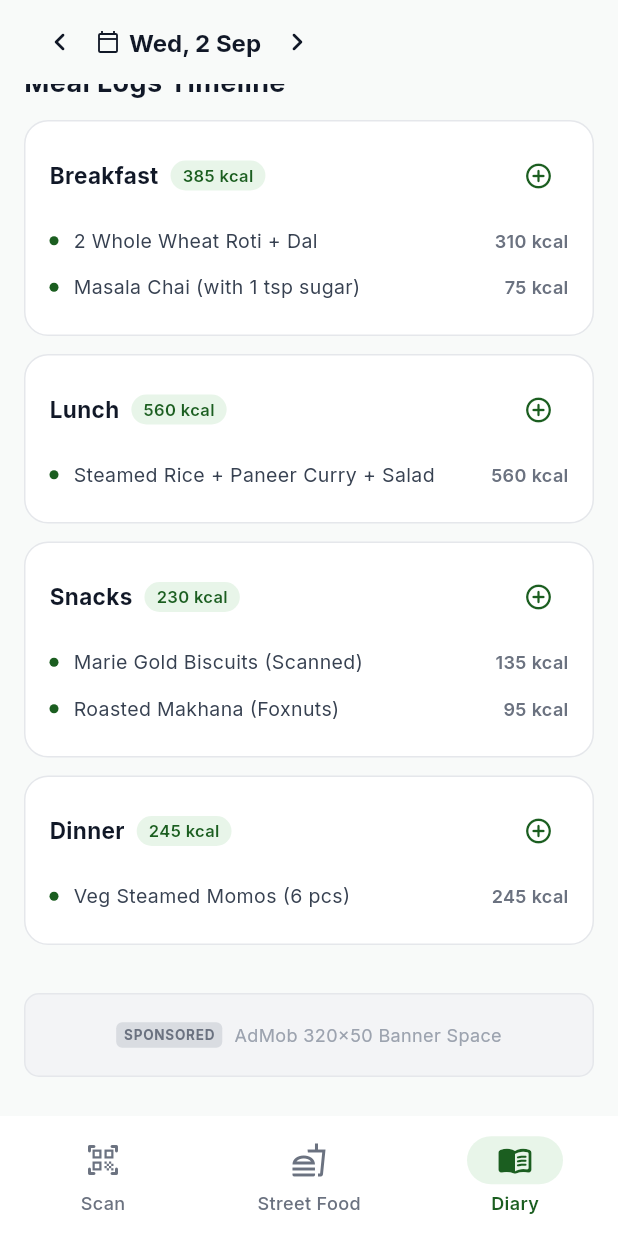
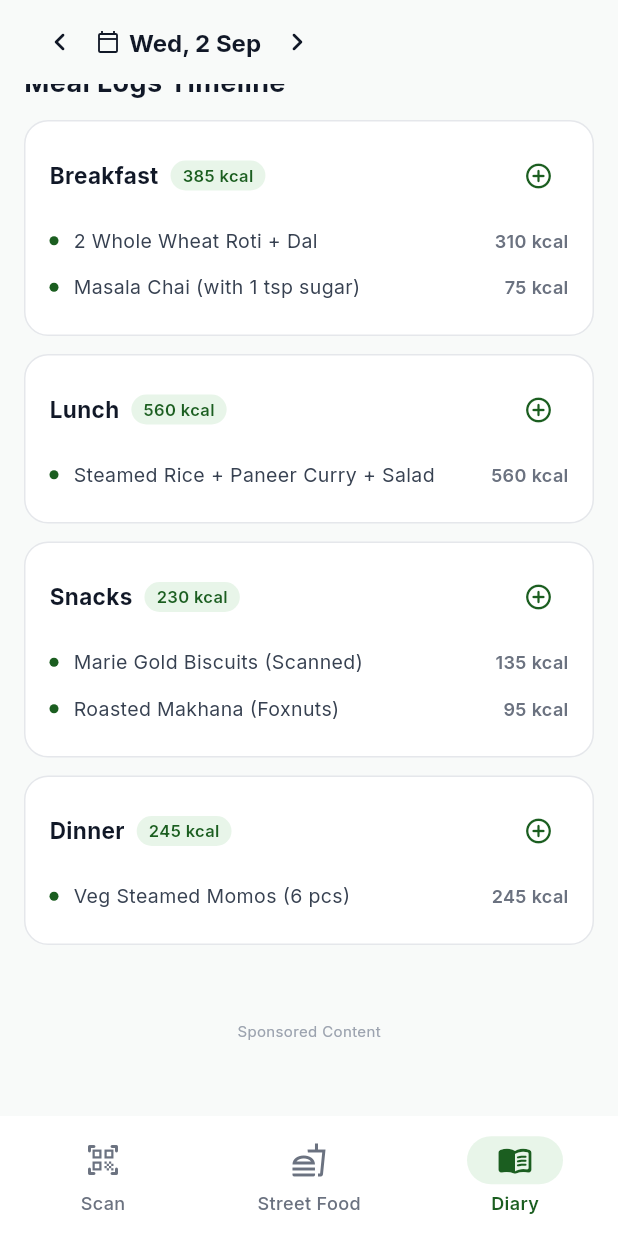
Before and after one commit to anubhav7773/AaharAI, a Flutter app: the DailyDiaryScreen screen opened by its route, scrolled down 285 dp, on a phone screen of 412 x 824 dp. Run offline on Flutter 3.47's test engine with Material 3 defaults, Android fonts, the phone set to English and light mode, and no system bars; our stand-ins replace camera, dio, flutter_riverpod, go_router, google_fonts, google_mobile_ads and 4 more; missing offline and left inert: mobile_scanner; accounts and stored records are empty; network calls fail.

Commit message:
feat: add AdMob monetization pipeline
Add test ad IDs, lifecycle-managed interstitials with a free-user frequency cap, diary banner ads with Pro suppression, analysis exit triggering, Android test app configuration, and coverage.

Co-authored-by: Copilot <223556219+Copilot@users.noreply.github.com>

```diff
--- /dev/null
+++ b/mobile/lib/core/ads/ad_helper.dart
@@ -0,0 +1,15 @@
+import 'dart:io';
+
+class AdHelper {
+  static String get bannerAdUnitId {
+    if (Platform.isAndroid) return 'ca-app-pub-3940256099942544/6300978111';
+    if (Platform.isIOS) return 'ca-app-pub-3940256099942544/2934735716';
+    throw UnsupportedError('Unsupported platform for AdMob');
+  }
+
+  static String get interstitialAdUnitId {
+    if (Platform.isAndroid) return 'ca-app-pub-3940256099942544/1033173712';
+    if (Platform.isIOS) return 'ca-app-pub-3940256099942544/4411468910';
+    throw UnsupportedError('Unsupported platform for AdMob');
+  }
+}
--- a/mobile/lib/features/diary/presentation/daily_diary_screen.dart
+++ b/mobile/lib/features/diary/presentation/daily_diary_screen.dart
@@ -4,6 +4,7 @@ import 'package:flutter_riverpod/flutter_riverpod.dart';
 import 'package:intl/intl.dart';
 import '../../../core/theme/app_theme.dart';
 import 'diary_controller.dart';
+import 'widgets/diary_banner_ad.dart';
 
 class DailyDiaryScreen extends ConsumerStatefulWidget {
   const DailyDiaryScreen({super.key});
@@ -161,7 +162,7 @@ class _DailyDiaryScreenState extends ConsumerState<DailyDiaryScreen> {
           const SizedBox(height: 20),
 
           // Card 3: Non-Intrusive AdMob Banner Container
-          _buildAdMobBannerSlot(),
+          const DiaryBannerAd(),
         ],
       ),
     );
@@ -463,46 +464,4 @@ class _DailyDiaryScreenState extends ConsumerState<DailyDiaryScreen> {
     );
   }
 
-  Widget _buildAdMobBannerSlot() {
-    return Container(
-      width: double.infinity,
-      height: 56,
-      decoration: BoxDecoration(
-        color: const Color(0xFFF3F4F6),
-        borderRadius: BorderRadius.circular(10),
-        border: Border.all(color: AaharTheme.borderGrey),
-      ),
-      child: Center(
-        child: Row(
-          mainAxisSize: MainAxisSize.min,
-          children: [
-            Container(
-              padding: const EdgeInsets.symmetric(horizontal: 5, vertical: 2),
-              decoration: BoxDecoration(
-                color: AaharTheme.textLight.withValues(alpha: 0.3),
-                borderRadius: BorderRadius.circular(4),
-              ),
-              child: Text(
-                'SPONSORED',
-                style: GoogleFonts.inter(
-                  fontSize: 9,
-                  fontWeight: FontWeight.w700,
-                  letterSpacing: 0.5,
-                  color: AaharTheme.textMuted,
-                ),
-              ),
-            ),
-            const SizedBox(width: 8),
-            Text(
-              'AdMob 320x50 Banner Space',
-              style: GoogleFonts.inter(
-                fontSize: 12,
-                color: AaharTheme.textLight,
-              ),
-            ),
-          ],
-        ),
-      ),
-    );
-  }
 }
--- /dev/null
+++ b/mobile/lib/features/diary/presentation/widgets/diary_banner_ad.dart
@@ -0,0 +1,72 @@
+import 'package:flutter/material.dart';
+import 'package:flutter_riverpod/flutter_riverpod.dart';
+import 'package:google_mobile_ads/google_mobile_ads.dart';
+
+import '../../../../core/ads/ad_helper.dart';
+import '../../../../core/billing/subscription_provider.dart';
+
+class DiaryBannerAd extends ConsumerStatefulWidget {
+  const DiaryBannerAd({super.key});
+
+  @override
+  ConsumerState<DiaryBannerAd> createState() => _DiaryBannerAdState();
+}
+
+class _DiaryBannerAdState extends ConsumerState<DiaryBannerAd> {
+  BannerAd? _bannerAd;
+  bool _isLoaded = false;
+
+  @override
+  void initState() {
+    super.initState();
+    WidgetsBinding.instance.addPostFrameCallback((_) => _loadAd());
+  }
+
+  void _loadAd() {
+    if (ref.read(isProUserProvider).valueOrNull == true || _bannerAd != null) {
+      return;
+    }
+    final ad = BannerAd(
+      adUnitId: AdHelper.bannerAdUnitId,
+      size: AdSize.banner,
+      request: const AdRequest(),
+      listener: BannerAdListener(
+        onAdLoaded: (_) {
+          if (mounted) setState(() => _isLoaded = true);
+        },
+        onAdFailedToLoad: (ad, error) {
+          debugPrint('[AdMob] Banner failed to load: ${error.message}');
+          ad.dispose();
+        },
+      ),
+    );
+    _bannerAd = ad..load();
+  }
+
+  @override
+  Widget build(BuildContext context) {
+    final isPro = ref.watch(isProUserProvider).valueOrNull == true;
+    if (isPro) return const SizedBox.shrink();
+    if (_bannerAd == null) _loadAd();
+    if (!_isLoaded || _bannerAd == null) {
+      return const SizedBox(
+        height: 50,
+        child: Center(
+          child: Text('Sponsored Content',
+              style: TextStyle(fontSize: 10, color: Color(0xFF9CA3AF))),
+        ),
+      );
+    }
+    return SizedBox(
+      width: _bannerAd!.size.width.toDouble(),
+      height: _bannerAd!.size.height.toDouble(),
+      child: AdWidget(ad: _bannerAd!),
+    );
+  }
+
+  @override
+  void dispose() {
+    _bannerAd?.dispose();
+    super.dispose();
+  }
+}
--- a/mobile/pubspec.yaml
+++ b/mobile/pubspec.yaml
@@ -35,6 +35,7 @@ dependencies:
   intl: ^0.19.0
   url_launcher: ^6.2.5
   in_app_purchase: ^3.2.0
+  google_mobile_ads: ^5.1.0
 
 dev_dependencies:
   flutter_test:
```
Also changed, not shown: mobile/lib/core/ads/ad_manager.dart (added, +93 -0 lines), mobile/lib/features/analysis/presentation/food_analysis_screen.dart (+33 -13 lines), mobile/pubspec.lock, 3 other files.
